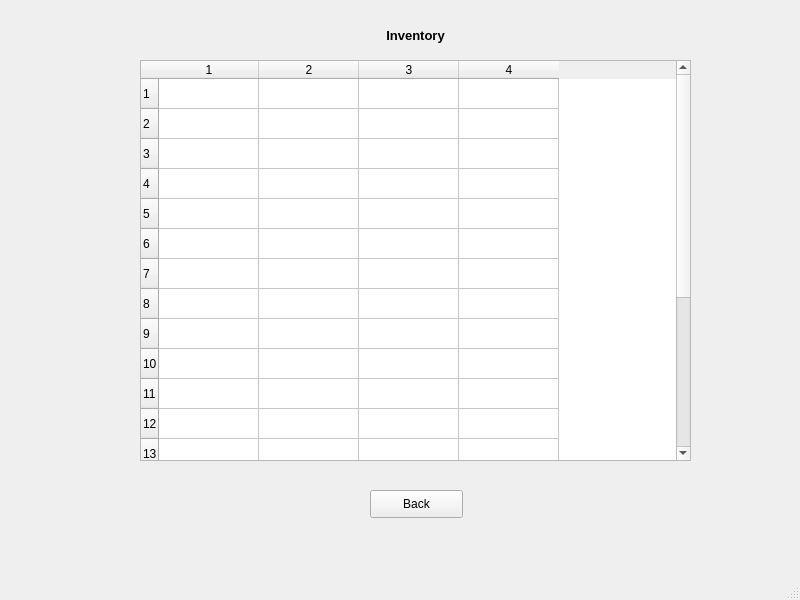
The window that invent.ui (shubham0298/CounterChain) describes before a commit, drawn with Qt 5.
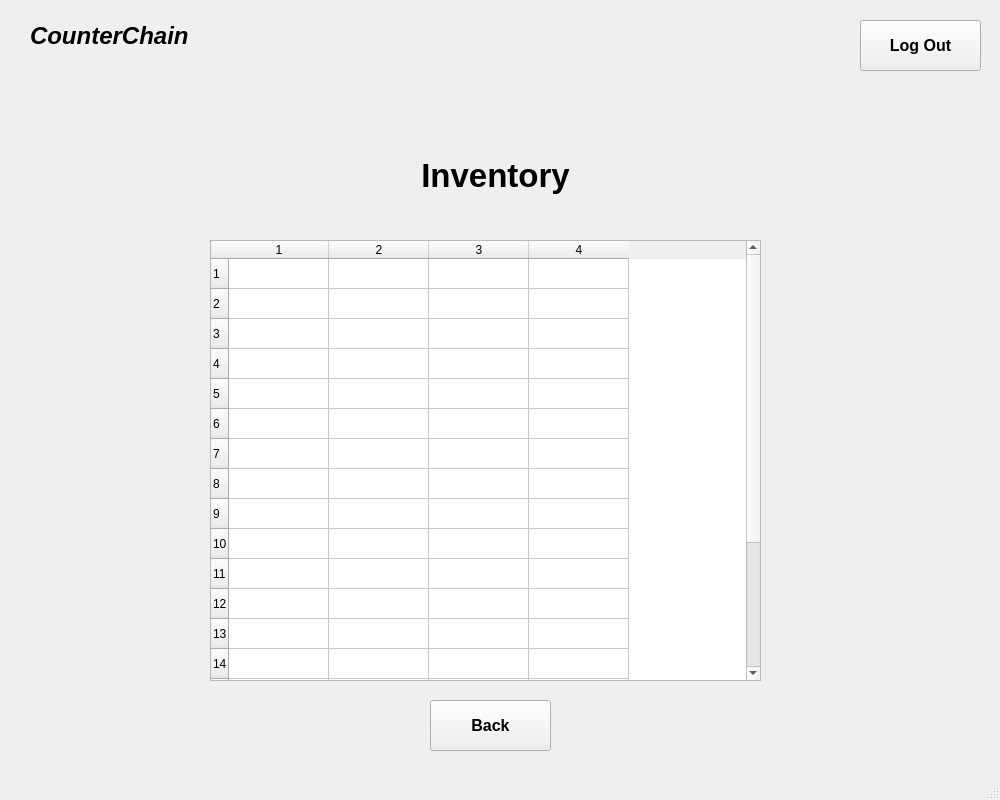
The same window after the commit.

```diff
--- a/invent.ui
+++ b/invent.ui
@@ -6,10 +6,22 @@
    <rect>
     <x>0</x>
     <y>0</y>
-    <width>800</width>
-    <height>600</height>
+    <width>1000</width>
+    <height>800</height>
    </rect>
   </property>
+  <property name="minimumSize">
+   <size>
+    <width>1000</width>
+    <height>800</height>
+   </size>
+  </property>
+  <property name="maximumSize">
+   <size>
+    <width>1000</width>
+    <height>800</height>
+   </size>
+  </property>
   <property name="windowTitle">
    <string>Inventory</string>
   </property>
@@ -17,15 +29,15 @@
    <widget class="QLabel" name="label">
     <property name="geometry">
      <rect>
-      <x>340</x>
-      <y>20</y>
-      <width>151</width>
-      <height>31</height>
+      <x>380</x>
+      <y>150</y>
+      <width>231</width>
+      <height>51</height>
      </rect>
     </property>
     <property name="font">
      <font>
-      <pointsize>10</pointsize>
+      <pointsize>25</pointsize>
       <weight>75</weight>
       <bold>true</bold>
      </font>
@@ -40,10 +52,10 @@
    <widget class="QTableWidget" name="tableWidget">
     <property name="geometry">
      <rect>
-      <x>140</x>
-      <y>60</y>
+      <x>210</x>
+      <y>240</y>
       <width>551</width>
-      <height>401</height>
+      <height>441</height>
      </rect>
     </property>
     <property name="showGrid">
@@ -86,21 +98,70 @@
    <widget class="QPushButton" name="pushButton">
     <property name="geometry">
      <rect>
-      <x>370</x>
-      <y>490</y>
-      <width>93</width>
-      <height>28</height>
+      <x>430</x>
+      <y>700</y>
+      <width>121</width>
+      <height>51</height>
      </rect>
     </property>
     <property name="font">
      <font>
-      <pointsize>9</pointsize>
+      <pointsize>12</pointsize>
+      <weight>75</weight>
+      <bold>true</bold>
      </font>
     </property>
     <property name="text">
      <string>Back</string>
     </property>
    </widget>
+   <widget class="QLabel" name="label_3">
+    <property name="geometry">
+     <rect>
+      <x>30</x>
+      <y>0</y>
+      <width>211</width>
+      <height>71</height>
+     </rect>
+    </property>
+    <property name="font">
+     <font>
+      <pointsize>18</pointsize>
+      <weight>75</weight>
+      <italic>true</italic>
+      <bold>true</bold>
+     </font>
+    </property>
+    <property name="cursor">
+     <cursorShape>IBeamCursor</cursorShape>
+    </property>
+    <property name="text">
+     <string>CounterChain</string>
+    </property>
+   </widget>
+   <widget class="QPushButton" name="logout">
+    <property name="geometry">
+     <rect>
+      <x>860</x>
+      <y>20</y>
+      <width>121</width>
+      <height>51</height>
+     </rect>
+    </property>
+    <property name="font">
+     <font>
+      <pointsize>12</pointsize>
+      <weight>75</weight>
+      <bold>true</bold>
+     </font>
+    </property>
+    <property name="cursor">
+     <cursorShape>PointingHandCursor</cursorShape>
+    </property>
+    <property name="text">
+     <string>Log Out</string>
+    </property>
+   </widget>
   </widget>
   <widget class="QMenuBar" name="menubar">
    <property name="geometry">
```
Left out of the diff: 11 changed lines with no effect on the pictures.
